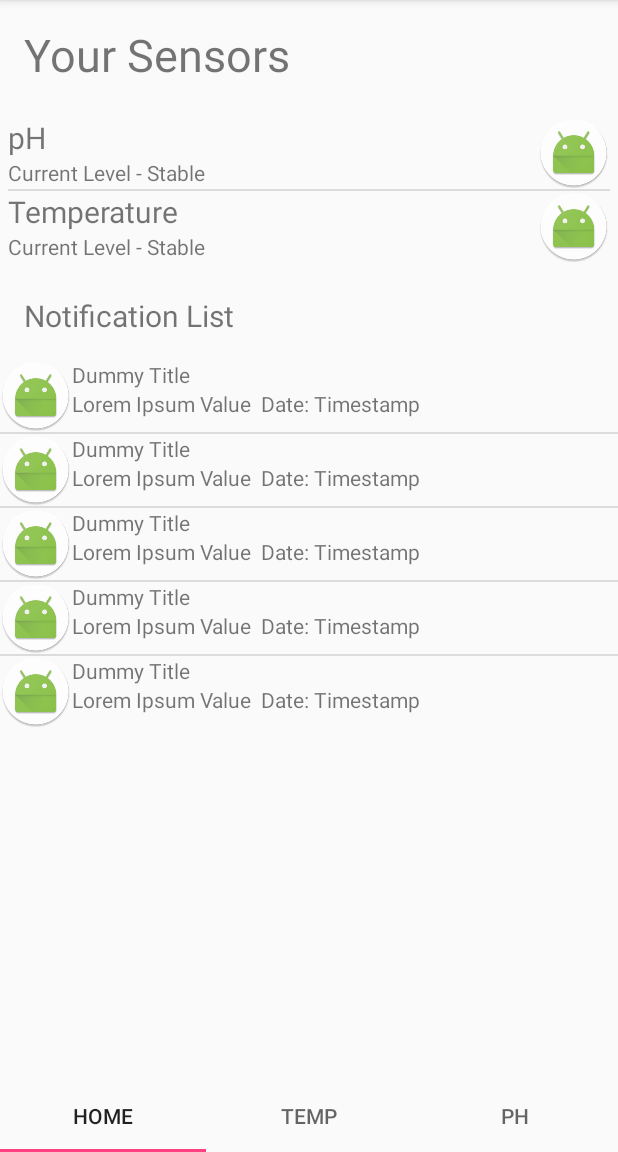
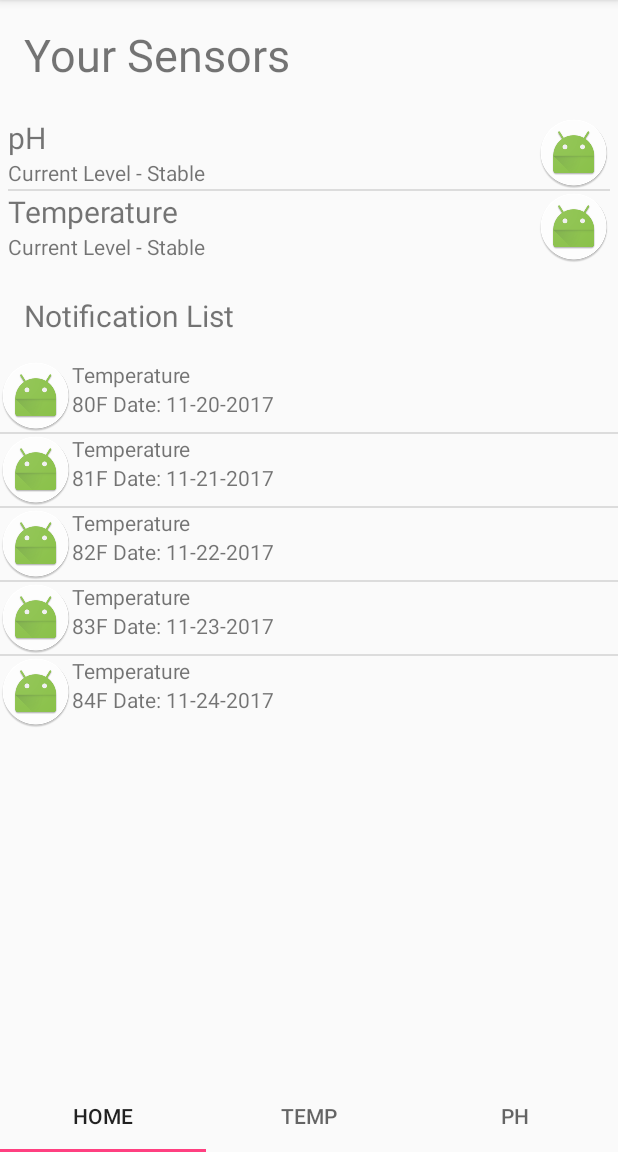
Before and after one commit to jasonm718/COSC_SmartTank, an Android app: the HomeFragment screen opened directly, with no data from a screen before it, on a phone screen of 412 x 824 dp, the part 84-1236 px from its top. Run offline under Robolectric (Android 15) with nearby library versions, the phone set to English and light mode, and no system bars; our stand-ins replace Room's generated code; libraries missing offline, so code that uses them is left out: com.github.mikephil.charting, com.loopj.android, cz.msebera.android; 2 statements that could not run were skipped.

Commit message:
refined notification list to include mock data of title, value, and timestamp

```diff
--- a/androidApp/app/src/main/java/cosc4342/smarttank/HomeFragment.java
+++ b/androidApp/app/src/main/java/cosc4342/smarttank/HomeFragment.java
@@ -118,7 +118,7 @@ public class HomeFragment extends Fragment {
 
         void populateFakeData(){
             for(int index = 0; index < 5; index++){
-                notifications.add(new Notification("Temperature", String.valueOf(80 + index), "11-26-2017", "LOW"));
+                notifications.add(new Notification("Temperature", String.valueOf(80 + index) + "F", "11-"+String.valueOf(20 + index)+"-2017", "LOW"));
             }
         }
 
@@ -128,7 +128,7 @@ public class HomeFragment extends Fragment {
         }
 
         @Override
-        public Object getItem(int position) {
+        public Notification getItem(int position) {
             return notifications.get(position);
         }
 
@@ -142,10 +142,8 @@ public class HomeFragment extends Fragment {
 
             if(row == null){
                 row = getActivity().getLayoutInflater().inflate(R.layout.notification_row, viewGroup, false);
-
-                TextView paragraph = (TextView) row.findViewById(R.id.notification_paragraph);
-
-                paragraph.setText("Lorem Ipsum Value  Date: Timestamp");
+                ((TextView) row.findViewById(R.id.notification_title)).setText(getItem(position).getSensorTitle());
+                ((TextView) row.findViewById(R.id.notification_paragraph)).setText(getItem(position).getSensorValue() + " Date: " + getItem(position).getTimestamp());
             }
 
             return row;
```
